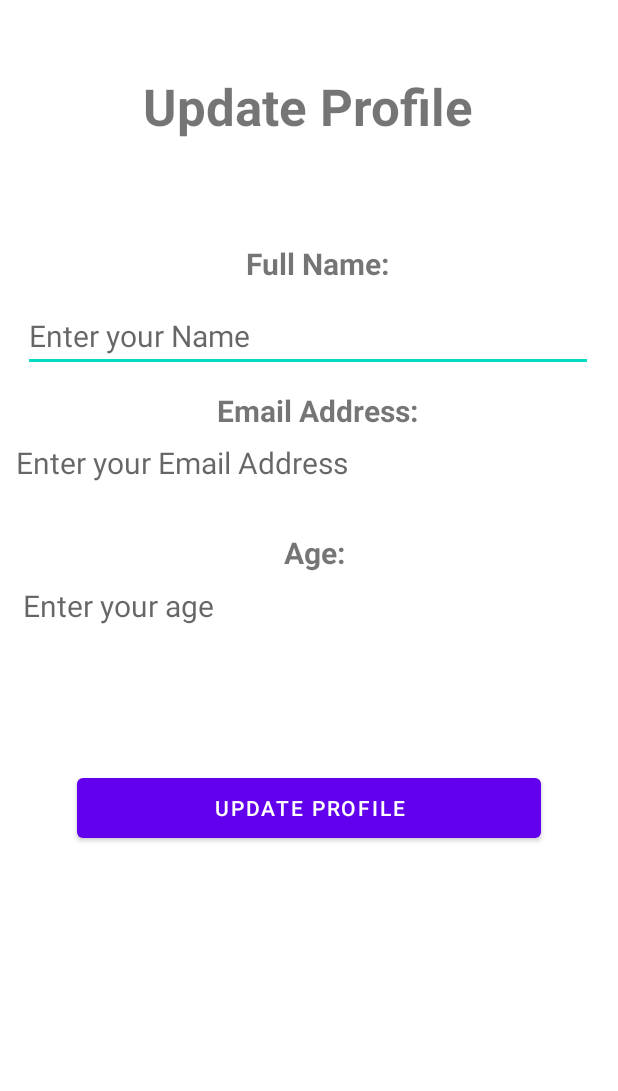
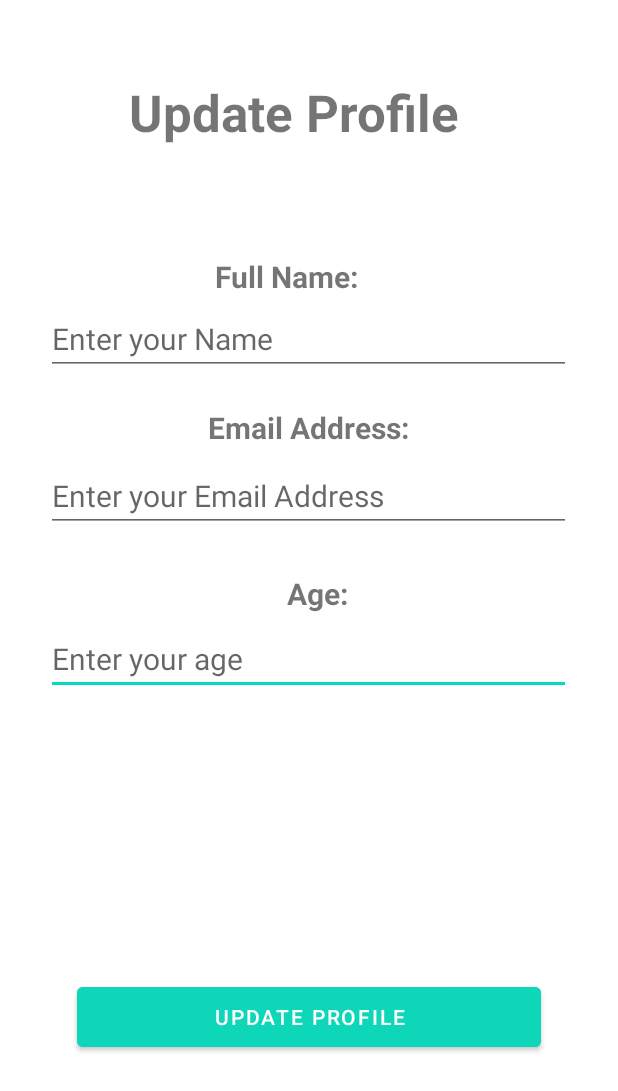
Before and after one commit to ETS-Android3/CookingCoach, an Android app: the EditProfile screen opened directly, with no data from a screen before it, on a phone screen of 412 x 824 dp. Shown: the top 1091 px of the screen. Run offline under Robolectric (Android 15) with nearby library versions, the phone set to English and light mode, and no system bars.

Commit message:
Last update!!

```diff
--- a/app/src/main/java/com/example/CookingCoach/EditProfile.java
+++ b/app/src/main/java/com/example/CookingCoach/EditProfile.java
@@ -3,9 +3,15 @@ package com.example.CookingCoach;
 import androidx.appcompat.app.AppCompatActivity;
 
 import android.os.Bundle;
+import android.widget.Button;
+import android.widget.EditText;
+import android.widget.TextView;
 
 public class EditProfile extends AppCompatActivity {
 
+    private TextView fullName;
+    private EditText editName, editEmail, editAge;
+    private Button signIn;
     @Override
     protected void onCreate(Bundle savedInstanceState) {
         super.onCreate(savedInstanceState);
--- a/app/src/main/res/layout/activity_edit_profile.xml
+++ b/app/src/main/res/layout/activity_edit_profile.xml
@@ -6,61 +6,94 @@
     android:layout_height="match_parent"
     tools:context=".EditProfile">
 
+
+    <EditText
+        android:id="@+id/ageTitle"
+        android:layout_width="wrap_content"
+        android:layout_height="wrap_content"
+        android:ems="15"
+        android:hint="Enter your age"
+        android:inputType="number"
+        android:textSize="20sp"
+        app:layout_constraintBottom_toBottomOf="parent"
+        app:layout_constraintEnd_toEndOf="parent"
+        app:layout_constraintHorizontal_bias="0.497"
+        app:layout_constraintLeft_toLeftOf="parent"
+        app:layout_constraintRight_toRightOf="parent"
+        app:layout_constraintStart_toStartOf="parent"
+        app:layout_constraintTop_toTopOf="parent"
+        app:layout_constraintVertical_bias="0.535" />
+
+    <TextView
+        android:id="@+id/age"
+        android:layout_width="wrap_content"
+        android:layout_height="wrap_content"
+        android:backgroundTint="@color/purple_200"
+        android:text="Age:"
+        android:textAlignment="center"
+        android:textSize="20sp"
+        android:textStyle="bold"
+        app:layout_constraintBottom_toBottomOf="parent"
+        app:layout_constraintEnd_toEndOf="parent"
+        app:layout_constraintHorizontal_bias="0.516"
+        app:layout_constraintStart_toStartOf="parent"
+        app:layout_constraintTop_toBottomOf="@+id/name"
+        app:layout_constraintVertical_bias="0.307" />
+
+    <EditText
+        android:id="@+id/emailAddressTitle"
+        android:layout_width="wrap_content"
+        android:layout_height="wrap_content"
+        android:ems="15"
+        android:hint="Enter your Email Address"
+        android:inputType="textEmailAddress"
+        android:textSize="20sp"
+        app:layout_constraintBottom_toBottomOf="parent"
+        app:layout_constraintEnd_toEndOf="parent"
+        app:layout_constraintHorizontal_bias="0.497"
+        app:layout_constraintLeft_toLeftOf="parent"
+        app:layout_constraintRight_toRightOf="parent"
+        app:layout_constraintStart_toStartOf="parent"
+        app:layout_constraintTop_toTopOf="parent"
+        app:layout_constraintVertical_bias="0.395" />
+
     <EditText
         android:id="@+id/nameTitle"
-        android:layout_width="380dp"
+        android:layout_width="wrap_content"
         android:layout_height="wrap_content"
-        android:ems="10"
+        android:ems="15"
         android:hint="Enter your Name"
         android:inputType="textPersonName"
         android:textSize="20sp"
         app:layout_constraintBottom_toBottomOf="parent"
         app:layout_constraintEnd_toEndOf="parent"
-        app:layout_constraintHorizontal_bias="0.483"
+        app:layout_constraintHorizontal_bias="0.497"
         app:layout_constraintLeft_toLeftOf="parent"
         app:layout_constraintRight_toRightOf="parent"
         app:layout_constraintStart_toStartOf="parent"
         app:layout_constraintTop_toTopOf="parent"
-        app:layout_constraintVertical_bias="0.258" />
+        app:layout_constraintVertical_bias="0.26" />
 
     <TextView
         android:id="@+id/name"
-        android:layout_width="423dp"
-        android:layout_height="68dp"
+        android:layout_width="wrap_content"
+        android:layout_height="wrap_content"
+        android:backgroundTint="@color/purple_200"
         android:text="Full Name:"
+        android:textAlignment="center"
+        android:textSize="20sp"
         android:textStyle="bold"
-        android:textAlignment="center"
-        android:backgroundTint="@color/purple_200"
-        android:textSize="20sp"
         app:layout_constraintBottom_toBottomOf="parent"
         app:layout_constraintEnd_toEndOf="parent"
-        app:layout_constraintHorizontal_bias="0.05"
+        app:layout_constraintHorizontal_bias="0.452"
         app:layout_constraintStart_toStartOf="parent"
         app:layout_constraintTop_toTopOf="parent"
         app:layout_constraintVertical_bias="0.214" />
 
     <TextView
-        android:id="@+id/emailAddressTitle"
-        android:layout_width="391dp"
-        android:layout_height="41dp"
-        android:layout_marginTop="90dp"
-        android:ems="10"
-        android:hint="Enter your Email Address"
-        android:inputType="textEmailAddress"
-        android:textSize="20sp"
-        app:layout_constraintBottom_toBottomOf="parent"
-        app:layout_constraintEnd_toEndOf="parent"
-        app:layout_constraintLeft_toLeftOf="parent"
-        app:layout_constraintRight_toRightOf="parent"
-        app:layout_constraintStart_toStartOf="parent"
-        app:layout_constraintTop_toTopOf="@+id/nameTitle"
-        app:layout_constraintVertical_bias="0.009" />
-
-
-    <TextView
         android:id="@+id/emailAddress"
-        android:layout_width="423dp"
-        android:layout_height="68dp"
+        android:layout_width="wrap_content"
+        android:layout_height="wrap_content"
         android:backgroundTint="@color/purple_200"
         android:text="Email Address:"
         android:textAlignment="center"
@@ -68,71 +101,37 @@
         android:textStyle="bold"
         app:layout_constraintBottom_toBottomOf="parent"
         app:layout_constraintEnd_toEndOf="parent"
-        app:layout_constraintHorizontal_bias="0.0"
+        app:layout_constraintHorizontal_bias="0.498"
         app:layout_constraintStart_toStartOf="parent"
         app:layout_constraintTop_toBottomOf="@+id/name"
-        app:layout_constraintVertical_bias="0.057" />
-
-    <TextView
-        android:id="@+id/ageTitle"
-        android:layout_width="391dp"
-        android:layout_height="41dp"
-        android:ems="10"
-        android:hint="Enter your age"
-        android:inputType="number"
-        android:textSize="20sp"
-        app:layout_constraintBottom_toBottomOf="parent"
-        app:layout_constraintEnd_toEndOf="parent"
-        app:layout_constraintHorizontal_bias="0.75"
-        app:layout_constraintLeft_toLeftOf="parent"
-        app:layout_constraintRight_toRightOf="parent"
-        app:layout_constraintStart_toStartOf="parent"
-        app:layout_constraintTop_toBottomOf="@+id/emailAddressTitle"
-        app:layout_constraintVertical_bias="0.121" />
-
-    <TextView
-        android:id="@+id/age"
-        android:layout_width="405dp"
-        android:layout_height="56dp"
-        android:backgroundTint="@color/purple_200"
-        android:text="Age:"
-        android:textAlignment="center"
-        android:textSize="20sp"
-        android:textStyle="bold"
-        app:layout_constraintBottom_toBottomOf="parent"
-        app:layout_constraintEnd_toEndOf="parent"
-        app:layout_constraintHorizontal_bias="1.0"
-        app:layout_constraintStart_toStartOf="parent"
-        app:layout_constraintTop_toBottomOf="@+id/emailAddressTitle"
-        app:layout_constraintVertical_bias="0.043" />
+        app:layout_constraintVertical_bias="0.123" />
 
     <TextView
         android:id="@+id/textview"
-        android:layout_width="411dp"
-        android:layout_height="72dp"
+        android:layout_width="wrap_content"
+        android:layout_height="wrap_content"
         android:layout_marginTop="48dp"
-        android:backgroundTint="@color/purple_200"
+        android:backgroundTint="#1A2B3A"
         android:text="Update Profile"
         android:textAlignment="center"
         android:textSize="34dp"
         android:textStyle="bold"
         app:layout_constraintBottom_toTopOf="@+id/name"
         app:layout_constraintEnd_toEndOf="parent"
-        app:layout_constraintHorizontal_bias="0.0"
+        app:layout_constraintHorizontal_bias="0.45"
         app:layout_constraintStart_toStartOf="parent"
         app:layout_constraintTop_toTopOf="parent"
-        app:layout_constraintVertical_bias="0.0" />
+        app:layout_constraintVertical_bias="0.051" />
 
     <Button
         android:id="@+id/editProfile"
         android:layout_width="309dp"
         android:layout_height="52dp"
+        android:layout_marginBottom="120dp"
+        android:backgroundTint="#0ED6B9"
         android:text="Update Profile"
         app:layout_constraintBottom_toBottomOf="parent"
         app:layout_constraintEnd_toEndOf="parent"
-        app:layout_constraintHorizontal_bias="0.498"
-        app:layout_constraintStart_toStartOf="parent"
-        app:layout_constraintTop_toBottomOf="@+id/ageTitle"
-        app:layout_constraintVertical_bias="0.238" />
+        app:layout_constraintStart_toStartOf="parent" />
 
 </androidx.constraintlayout.widget.ConstraintLayout>
```
